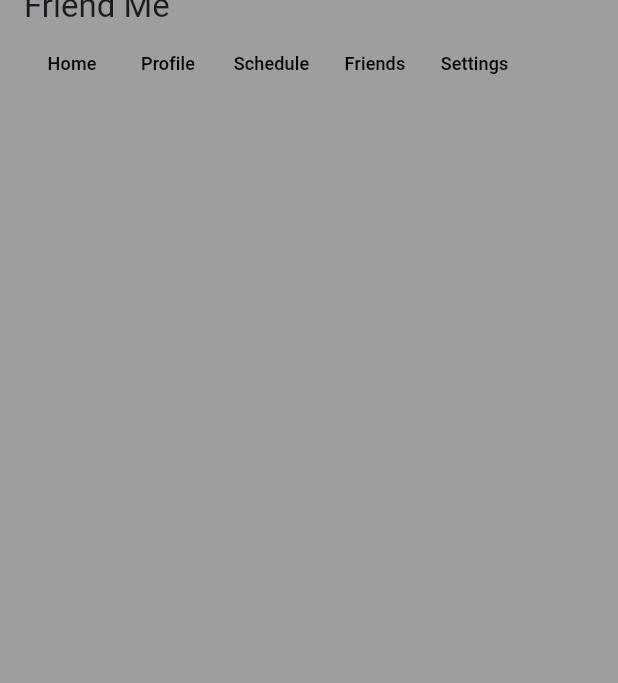
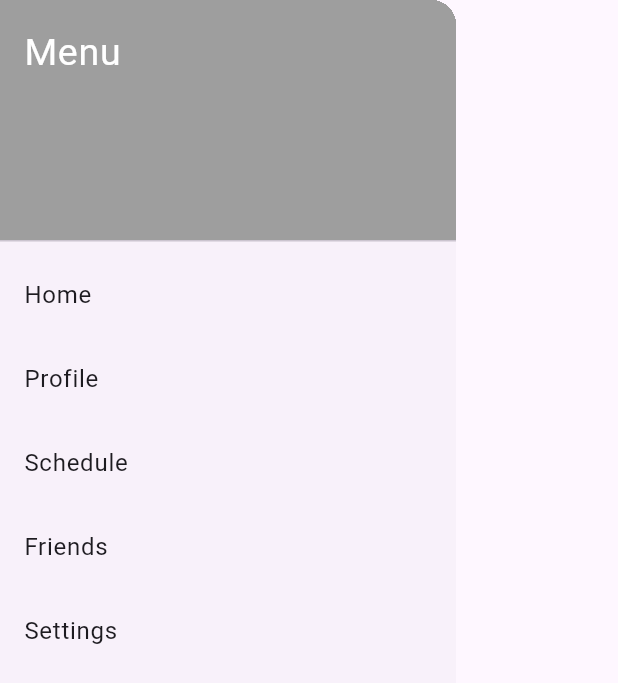
Before and after one commit to awroda596/Friend-Me, a Flutter app: the NavBar widget shown alone on an empty page, opened directly, on a phone screen of 412 x 824 dp. Shown: the top 683 px of the screen. Run offline on Flutter 3.47's test engine with Material 3 defaults, Android fonts, the phone set to English and light mode, and no system bars; drawn by our look-alikes of calendar_view.

Commit message:
Revert "Update NavBar.dart"
This reverts commit 6f5eee335cac9b03d0cb2f02660bf92bd4c3847c.

```diff
--- a/friend_me/lib/widgets/NavBar.dart
+++ b/friend_me/lib/widgets/NavBar.dart
@@ -1,69 +1,67 @@
 import 'package:flutter/material.dart';
 import 'package:friend_me/main.dart';
+import 'package:friend_me/pages/profile.dart';
+import 'package:friend_me/pages/schedule.dart';
 
 // Class for the nav bar
-class NavBar extends StatelessWidget implements PreferredSizeWidget{
-     const NavBar({super.key});
-      final textstyle = const TextStyle( // defines text style
-        color: Colors.black,
-        fontSize: 12
-      );
+class NavBar extends StatelessWidget{
+    const NavBar({super.key});
     @override
     Widget build(BuildContext context){ // builds the widget
-        final ButtonStyle outlineButtonStyle = OutlinedButton.styleFrom(
-          padding: EdgeInsets.symmetric(horizontal: MediaQuery.of(context).size.width/35  ,vertical: preferredSize.height/10),
-          shape: const LinearBorder(
-            side: BorderSide(color: Colors.black, width: 2),
+        return Drawer( // drawer
+            child:ListView( // list view of the sidbar
+                padding: EdgeInsets.zero, // padding
+                children: <Widget> [ // children with takes all items on nav bar
+                   const DrawerHeader(  // drawer header
+                        decoration: BoxDecoration( // decoration
+                        color: Colors.grey), // makes color of decoration box grey
+                         child: Text(  // child of decoration with text
+                            'Menu', // menu string
+                            style: TextStyle(color:Colors.white,fontSize:25), // styles the text given color and fontsize
+                        ),
+                    ),
+                    ListTile(  // home listview on nav bar
+                        title: const Text('Home'), // text of title of item on nav bar
+                         onTap: (){ // on tap
+                          Navigator.of(context).pop();
+                          Navigator.of(context).pop();
+                          Navigator.push( // push
+                            context, // context
+                            MaterialPageRoute(builder: (context) => const MyApp()), // push profileroute page
+                          );
+                        }
+                    ),
+                    ListTile( // list tile for profile
+                        title: const Text('Profile'), // text of title of item on nav bar
+                        onTap: (){ // on tap
+                          Navigator.of(context).pop();
+                          Navigator.of(context).pop();
+                          Navigator.push( // push
+                            context, // context
+                            MaterialPageRoute(builder: (context) => const ProfileRoute()), // push profileroute page
+                          );
+                        }
+                    ),
+                    ListTile( // list tile for profile
+                        title: const Text('Schedule'), // text of title of item on nav bar
+                        onTap: (){ // on tap
+                          Navigator.of(context).pop();
+                          Navigator.of(context).pop();
+                          Navigator.push( // push
+                            context, // context
+                            MaterialPageRoute(builder: (context) => const ScheduleRoute()), // push profileroute page
+                          );
+                        }
+                    ),
+                    ListTile(
+                        title: const Text('Friends'), // text of title of item on nav bar
+                        onTap: () => {Navigator.of(context).pop()}, // on tap, use navigation pop // nothing for now
+                    ),
+                       ListTile(
+                        title: const Text('Settings'), // text of title of item on nav bar
+                        onTap: () => {Navigator.of(context).pop()}, // on tap, use navigation pop // nothing for now
+                    ),
+            ]
         ));
-        return AppBar( // appbar
-        automaticallyImplyLeading: false, // disables big back button appearing
-        backgroundColor: Colors.grey,  // sets background color
-         title: Column( // coloum
-          mainAxisAlignment: MainAxisAlignment.spaceBetween,
-          crossAxisAlignment: CrossAxisAlignment.start,
-          children: [ // children in the column
-            const Text("Friend Me"), // text
-            Row( // sets row of menu items
-              children: [ // children
-                  OutlinedButton( // home button
-              style: outlineButtonStyle,
-              onPressed: (){
-               Navigator.pop; // pops currnet page
-               Navigator.push( // push new page
-                  context,
-                  MaterialPageRoute(builder: (context) => const MyHomePage(title: 'Home')), // temp until home page is seperate
-                  );
-              },
-              child: Text("Home", style: textstyle)
-            ),
-             OutlinedButton( // profile button
-              style: outlineButtonStyle,
-               onPressed: (){},
-              child:  Text("Profile", style: textstyle)
-            ),
-             OutlinedButton( // Schedule button
-              style: outlineButtonStyle,
-              onPressed: (){},
-              child:  Text("Schedule", style: textstyle)
-            ),
-             OutlinedButton( // Friends button
-              style: outlineButtonStyle,
-              onPressed: (){},
-              child:  Text("Friends", style: textstyle)
-            ),
-             OutlinedButton( // Settings button
-              style: outlineButtonStyle,
-               onPressed: (){},
-              child:  Text("Settings", style: textstyle)
-            ),
-              ],
-            )
-
-         ],)
-
-      );
     }
-
-  @override
-  Size get preferredSize => const Size.fromHeight(kToolbarHeight);  // neccessary to return appbar
 }
```
